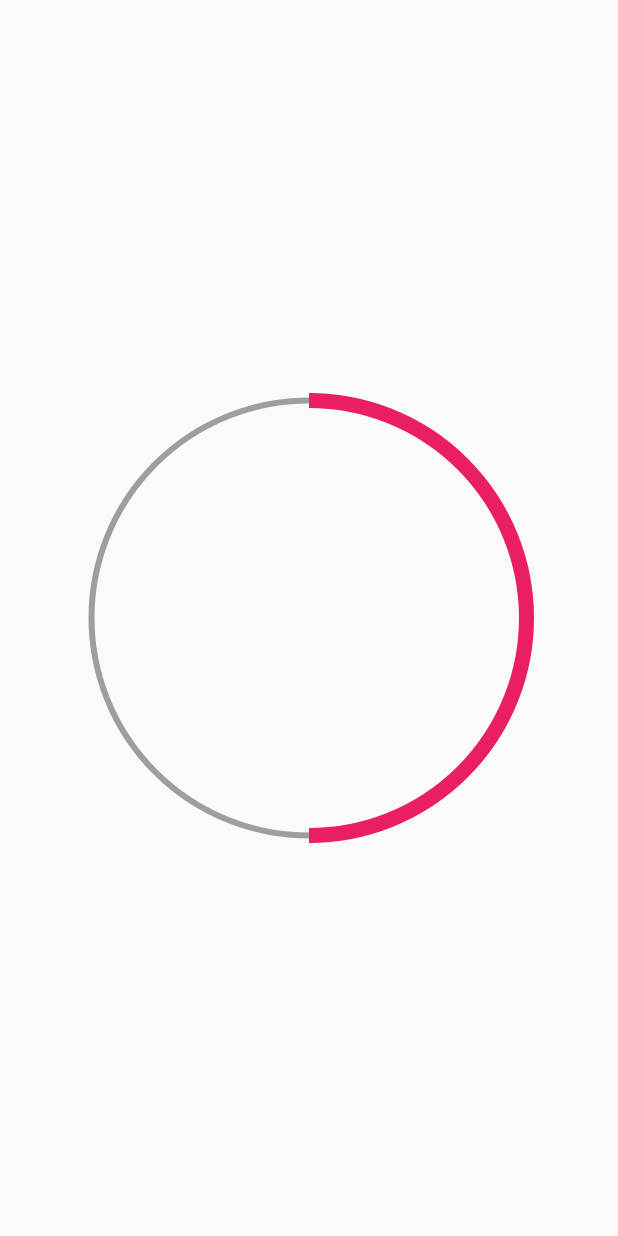
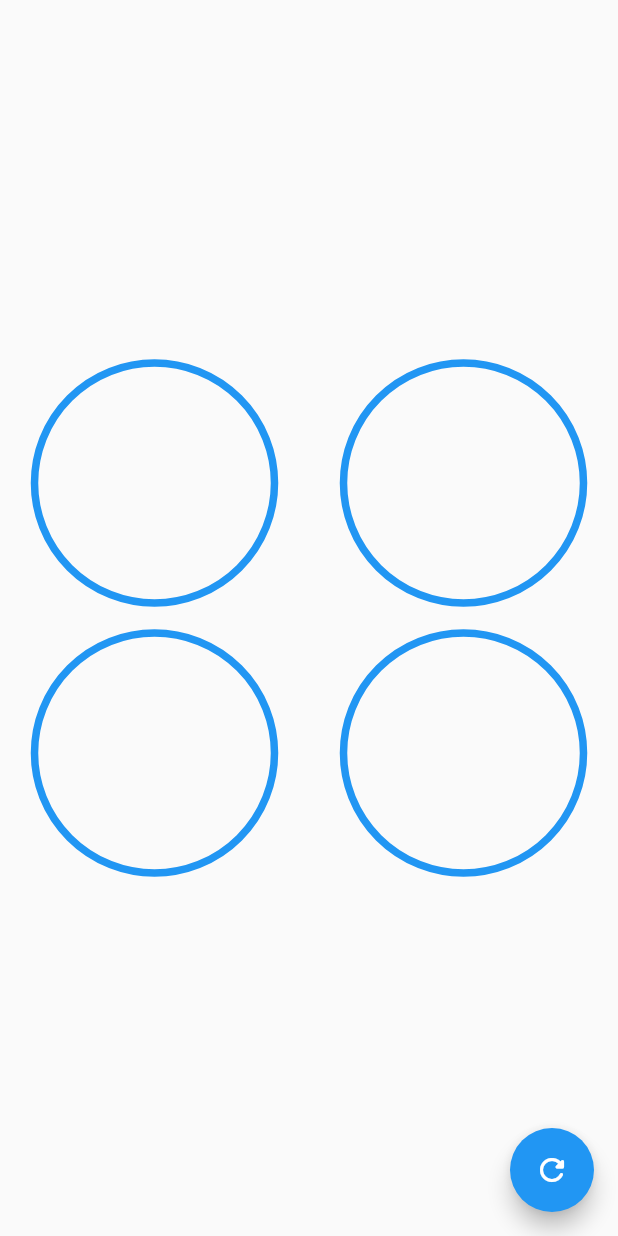
Before and after one commit to Lincol1999/Dise-o_profesional, a Flutter app: the screen it shows after launch, on a phone screen of 412 x 824 dp. Run offline on Flutter 3.47's test engine with Material 2 defaults, Android fonts, the phone set to English and light mode, and no system bars.

Commit message:
4. ProgressBar circular - Animated Custom Painter Finalizado

```diff
--- a/lib/main.dart
+++ b/lib/main.dart
@@ -1,6 +1,6 @@
+import 'package:diseno_profesional/src/pages/graficas_circulares_pages.dart';
 import 'package:flutter/material.dart';
 
-import 'package:diseno_profesional/src/pages/circular_progress_page.dart';
 // import 'package:diseno_profesional/src/retos/cuadrado_animado_page.dart';
 
 // import 'package:diseno_profesional/src/pages/header_pages.dart';
@@ -17,7 +17,7 @@ class MyApp extends StatelessWidget {
     return MaterialApp(
       debugShowCheckedModeBanner: false,
       title: 'Diseño Profesional',
-      home: CircularProgressPage(),
+      home: GraficasCircularesPage(),
     );
   }
 }
--- /dev/null
+++ b/lib/src/pages/graficas_circulares_pages.dart
@@ -0,0 +1,84 @@
+import 'package:diseno_profesional/src/widgets/radial_progress.dart';
+import 'package:flutter/material.dart';
+
+class GraficasCircularesPage extends StatefulWidget {
+  @override
+  _GraficasCircularesPageState createState() => _GraficasCircularesPageState();
+}
+
+class _GraficasCircularesPageState extends State<GraficasCircularesPage> {
+  double porcentaje = 0.0;
+
+  @override
+  Widget build(BuildContext context) {
+    return Scaffold(
+      floatingActionButton: FloatingActionButton(
+        child: Icon(Icons.refresh_rounded),
+        onPressed: () {
+          setState(() {
+            porcentaje += 10;
+            if (porcentaje > 100) {
+              porcentaje = 0;
+            }
+          });
+        },
+      ),
+      body: Column(
+        mainAxisAlignment: MainAxisAlignment.center,
+        children: [
+          Row(
+            mainAxisAlignment: MainAxisAlignment.spaceAround,
+            children: [
+              CustomRadialProgress(
+                porcentaje: porcentaje,
+                color: Colors.orange,
+              ),
+              CustomRadialProgress(
+                porcentaje: porcentaje,
+                color: Colors.red,
+              ),
+            ],
+          ),
+          Row(
+            mainAxisAlignment: MainAxisAlignment.spaceAround,
+            children: [
+              CustomRadialProgress(
+                porcentaje: porcentaje,
+                color: Colors.pink,
+              ),
+              CustomRadialProgress(
+                porcentaje: porcentaje,
+                color: Colors.purple,
+              ),
+            ],
+          ),
+        ],
+      ),
+    );
+  }
+}
+
+class CustomRadialProgress extends StatelessWidget {
+  final Color color;
+  final double porcentaje;
+
+  const CustomRadialProgress({
+    @required this.porcentaje,
+    @required this.color,
+  });
+
+  @override
+  Widget build(BuildContext context) {
+    return Container(
+      width: 180,
+      height: 180,
+      child: RadialProgress(
+        porcentaje: porcentaje,
+        colorPrimario: this.color,
+        colorSecundario: Colors.blue,
+        grosorSecundario: 5,
+        grosorPrimario: 10,
+      ),
+    );
+  }
+}
--- /dev/null
+++ b/lib/src/widgets/radial_progress.dart
@@ -0,0 +1,126 @@
+import 'dart:math';
+
+import 'package:flutter/material.dart';
+
+class RadialProgress extends StatefulWidget {
+  final porcentaje;
+
+  final Color colorPrimario;
+  final Color colorSecundario;
+  final double grosorPrimario;
+  final double grosorSecundario;
+
+  const RadialProgress(
+      {@required this.porcentaje,
+      this.colorPrimario = Colors.blue,
+      this.colorSecundario = Colors.grey,
+      this.grosorSecundario = 4,
+      this.grosorPrimario = 8});
+
+  @override
+  _RadialProgressState createState() => _RadialProgressState();
+}
+
+class _RadialProgressState extends State<RadialProgress>
+    with SingleTickerProviderStateMixin {
+  AnimationController controller;
+  double porcentajeAnterior;
+
+  @override
+  void initState() {
+    porcentajeAnterior = widget.porcentaje;
+    controller = new AnimationController(
+        vsync: this, duration: Duration(milliseconds: 200));
+    super.initState();
+  }
+
+  @override
+  void dispose() {
+    controller.dispose();
+    super.dispose();
+  }
+
+  @override
+  Widget build(BuildContext context) {
+    controller.forward(from: 0.0);
+
+    final diferenciaAnimar = widget.porcentaje - porcentajeAnterior;
+    porcentajeAnterior = widget.porcentaje;
+    return AnimatedBuilder(
+        animation: controller,
+        //  child: child,
+        builder: (BuildContext context, Widget child) {
+          return Container(
+            padding: EdgeInsets.all(10),
+            width: double.infinity,
+            height: double.infinity,
+            child: CustomPaint(
+              painter: _MiRadialProgress(
+                  (widget.porcentaje - diferenciaAnimar) +
+                      (diferenciaAnimar * controller.value),
+                  widget.colorPrimario,
+                  widget.colorSecundario,
+                  widget.grosorSecundario,
+                  widget.grosorPrimario),
+            ),
+          );
+        });
+  }
+}
+
+class _MiRadialProgress extends CustomPainter {
+  final porcentaje;
+
+  final Color colorPrimario;
+  final Color colorSecundario;
+
+  final double grosorPrimario;
+  final double grosorSecundario;
+
+  _MiRadialProgress(
+    this.porcentaje,
+    this.colorPrimario,
+    this.colorSecundario,
+    this.grosorSecundario,
+    this.grosorPrimario,
+  );
+
+  @override
+  void paint(Canvas canvas, Size size) {
+    //Circulo completado
+    final paint = new Paint()
+      ..strokeWidth = grosorSecundario
+      ..color = colorSecundario
+      ..style = PaintingStyle.stroke;
+
+    final Offset center =
+        new Offset(size.width * 0.5, size.height / 2); //*0.5 == /2
+    final double radio = min(size.width * 0.5, size.height * 0.5);
+
+    canvas.drawCircle(center, radio, paint);
+
+    //Arco
+    final paintArco = new Paint()
+      ..strokeWidth = grosorPrimario
+      ..color = colorPrimario
+      //StrokeCap es para poner border redondeado
+      ..strokeCap = StrokeCap.round
+      ..style = PaintingStyle.stroke;
+
+    //Parte que se deberá ir llenando
+
+    double arcoAngle = 2 * pi * (porcentaje / 100); // 40/100 -> 40%
+    canvas.drawArc(
+        //Espacio donde queremos ubicarlo
+        Rect.fromCircle(center: center, radius: radio),
+        //El angulo iniciar
+        -pi / 2,
+        //Angulo de llenado
+        arcoAngle,
+        false,
+        paintArco);
+  }
+
+  @override
+  bool shouldRepaint(covariant CustomPainter oldDelegate) => true;
+}
```
Also changed, not shown: lib/src/labs/circular_progress_page.dart (renamed from lib/src/pages/circular_progress_page.dart, +45 -5 lines).
